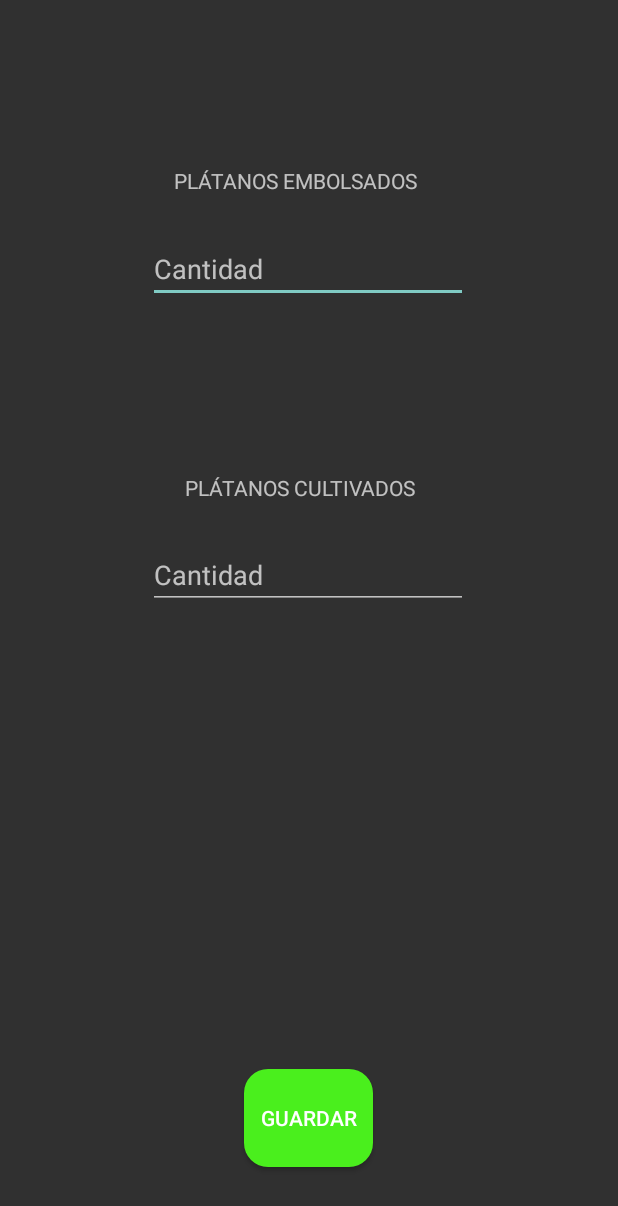
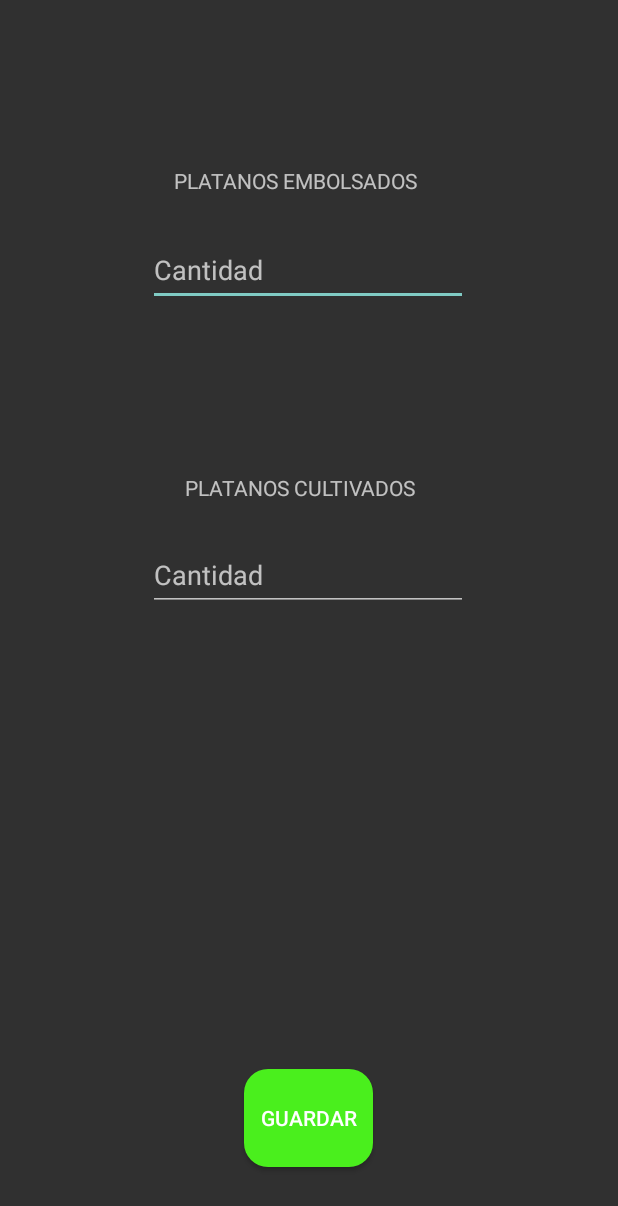
Before and after one commit to JefeJuanito4/smart-farming-scp_cdio-3, an Android app: the ZonasActivity screen opened directly, with no data from a screen before it, on a phone screen of 412 x 824 dp. Shown: the top 1206 px of the screen. Run offline under Robolectric (Android 15) with nearby library versions, the phone set to English and light mode, and no system bars; our stand-ins replace Firebase (no records; nobody signed in at launch, a user with empty details on screens opened directly); 1 statement that could not run was skipped.

Commit message:
db 6/5
db 6/5

```diff
--- a/app/src/main/java/com/cdio/smart_farming_scp/AuthActivity.kt
+++ b/app/src/main/java/com/cdio/smart_farming_scp/AuthActivity.kt
@@ -12,8 +12,8 @@ import kotlinx.android.synthetic.main.activity_auth.*
 
 class AuthActivity : AppCompatActivity() {
 
-    private val database = Firebase.database
-    private val id_ = database.getReference("USUARIOS")
+    //private val database = Firebase.database
+    //private val id_ = database.getReference("USUARIOS")
 
     override fun onCreate(savedInstanceState: Bundle?) {
         super.onCreate(savedInstanceState)
@@ -21,19 +21,14 @@ class AuthActivity : AppCompatActivity() {
 
         //Setup
         setup()
-
-
     }
 
     private fun setup() {
         title = "Autenticación"
         registerButt.setOnClickListener {
             if (editText_correo.text.isNotEmpty() && editText_contraseña.text.isNotEmpty()) {
-
                 FirebaseAuth.getInstance().createUserWithEmailAndPassword(
-                        editText_correo.text.toString(),
-                        editText_contraseña.text.toString()
-
+                        editText_correo.text.toString(), editText_contraseña.text.toString()
                     ).addOnCompleteListener {
                         if (it.isSuccessful) {
                             showHome(it.result?.user?.email ?: "", ProviderType.BASIC)
@@ -42,15 +37,12 @@ class AuthActivity : AppCompatActivity() {
                         }
                     }
             }
-
         }
 
         button_login.setOnClickListener {
             if (editText_correo.text.isNotEmpty() && editText_contraseña.text.isNotEmpty()) {
-
                     FirebaseAuth.getInstance().signInWithEmailAndPassword(
-                        editText_correo.text.toString(),
-                        editText_contraseña.text.toString()
+                        editText_correo.text.toString(),editText_contraseña.text.toString()
                     ).addOnCompleteListener {
                         if (it.isSuccessful) {
                             showHome(it.result?.user?.email ?: "", ProviderType.BASIC)
@@ -59,10 +51,8 @@ class AuthActivity : AppCompatActivity() {
                         }
                     }
             }
-
         }
     }
-
 
     private fun showAlert() {
         val builder = AlertDialog.Builder(this)
@@ -80,6 +70,4 @@ class AuthActivity : AppCompatActivity() {
         }
         startActivity(homeIntent)
     }
-
-
 }
--- a/app/src/main/java/com/cdio/smart_farming_scp/ZonasActivity.kt
+++ b/app/src/main/java/com/cdio/smart_farming_scp/ZonasActivity.kt
@@ -16,8 +16,7 @@ import android.view.View
 
 class ZonasActivity : AppCompatActivity() {
 
-    EditText editTxtEmbolsados
-    Button sa
+
 
     var idprop=0
     var idzona=0
--- a/app/src/main/res/layout/activity_zonas.xml
+++ b/app/src/main/res/layout/activity_zonas.xml
@@ -10,7 +10,7 @@
         android:id="@+id/txtEmbolsados"
         android:layout_width="180dp"
         android:layout_height="37dp"
-        android:text="PLÁTANOS EMBOLSADOS"
+        android:text="@string/platanosEmbolsados"
         app:layout_constraintBottom_toBottomOf="parent"
         app:layout_constraintEnd_toEndOf="parent"
         app:layout_constraintStart_toStartOf="parent"
@@ -21,21 +21,24 @@
         android:id="@+id/editTxtEmbolsados"
         android:layout_width="wrap_content"
         android:layout_height="wrap_content"
+        android:autofillHints=""
         android:ems="10"
-        android:hint="Cantidad"
+        android:hint="@string/CantidadEmbolsados"
         android:inputType="textPersonName"
+        android:minHeight="48dp"
         app:layout_constraintBottom_toBottomOf="parent"
         app:layout_constraintEnd_toEndOf="parent"
         app:layout_constraintHorizontal_bias="0.497"
         app:layout_constraintStart_toStartOf="parent"
         app:layout_constraintTop_toTopOf="parent"
-        app:layout_constraintVertical_bias="0.201" />
+        app:layout_constraintVertical_bias="0.201"
+        tools:ignore="DuplicateSpeakableTextCheck" />
 
     <TextView
         android:id="@+id/txtCultivados"
         android:layout_width="165dp"
         android:layout_height="40dp"
-        android:text="PLÁTANOS CULTIVADOS"
+        android:text="@string/platanosCultivados"
         app:layout_constraintBottom_toBottomOf="parent"
         app:layout_constraintEnd_toEndOf="parent"
         app:layout_constraintStart_toStartOf="parent"
@@ -47,21 +50,23 @@
         android:layout_width="wrap_content"
         android:layout_height="wrap_content"
         android:ems="10"
-        android:hint="Cantidad"
+        android:hint="@string/CantidadCultivados"
         android:inputType="textPersonName"
+        android:minHeight="48dp"
         app:layout_constraintBottom_toBottomOf="parent"
         app:layout_constraintEnd_toEndOf="parent"
         app:layout_constraintHorizontal_bias="0.497"
         app:layout_constraintStart_toStartOf="parent"
         app:layout_constraintTop_toTopOf="parent"
-        app:layout_constraintVertical_bias="0.463" />
+        app:layout_constraintVertical_bias="0.463"
+        android:autofillHints="" />
 
     <Button
         android:id="@+id/botonGuardarZonas"
         android:layout_width="86dp"
         android:layout_height="65dp"
         android:background="@drawable/button_rounded"
-        android:text="GUARDAR"
+        android:text="@string/GuardarInfo"
         app:layout_constraintBottom_toBottomOf="parent"
         app:layout_constraintEnd_toEndOf="parent"
         app:layout_constraintHorizontal_bias="0.498"
--- a/app/src/main/res/values/strings.xml
+++ b/app/src/main/res/values/strings.xml
@@ -44,5 +44,12 @@
     <string name="informe">Informe</string>
     <!-- TODO: Remove or change this placeholder text -->
     <string name="hello_blank_fragment">Hello blank fragment</string>
+    <string name="Cantidad" />
+    <string name="Cantidadp">cantidad</string>
+    <string name="CantidadEmbolsados">Cantidad</string>
+    <string name="CantidadCultivados">Cantidad</string>
+    <string name="GuardarInfo">GUARDAR</string>
+    <string name="platanosEmbolsados">PLATANOS EMBOLSADOS</string>
+    <string name="platanosCultivados">PLATANOS CULTIVADOS</string>
 
 </resources>
```
